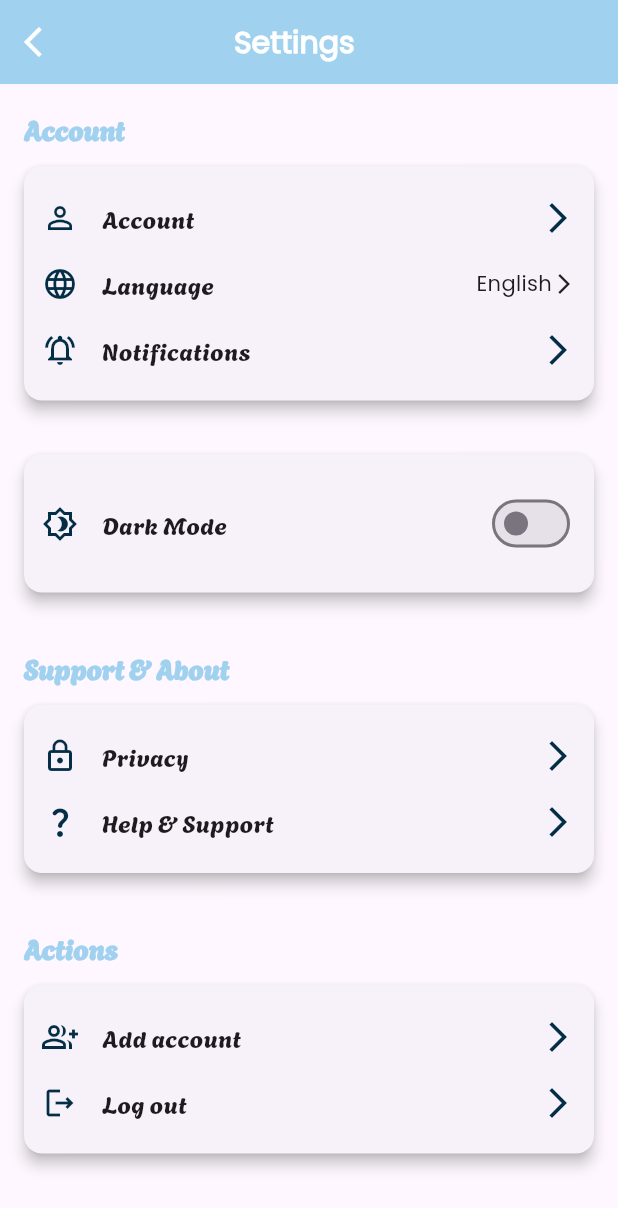
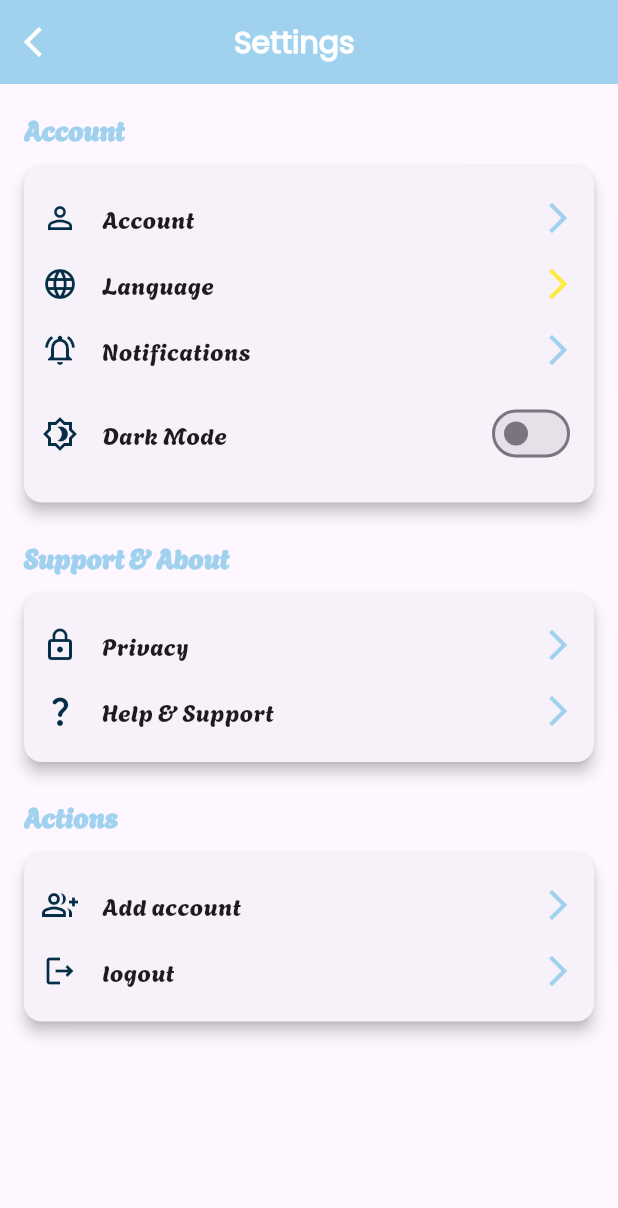
Before and after one commit to NOUUURR1/heart_guardian, a Flutter app: the SettingsScreen screen opened directly, on a phone screen of 412 x 824 dp. Shown: the top 1208 px of the screen. Run offline on Flutter 3.47's test engine with Material 3 defaults, Android fonts, the phone set to English and light mode, and no system bars; our stand-ins replace curved_navigation_bar, easy_localization, firebase_core, firebase_database, flutter_svg, google_fonts; accounts and stored records are empty; network calls fail; project files that could hold a hidden picture were left out.

Commit message:
Seventh comment

```diff
--- /dev/null
+++ b/devtools_options.yaml
@@ -0,0 +1,3 @@
+description: This file stores settings for Dart & Flutter DevTools.
+documentation: https://docs.flutter.dev/tools/devtools/extensions#configure-extension-enablement-states
+extensions:
--- a/lib/screen/settings_screen.dart
+++ b/lib/screen/settings_screen.dart
@@ -1,9 +1,14 @@
 import 'package:flutter/material.dart';
 import 'package:heart_guardian/core/theme_notifier.dart';
+import 'package:heart_guardian/settings/dark_mode_switch_item.dart';
+import 'package:heart_guardian/settings/help_support.dart';
+import 'package:heart_guardian/settings/language_selector.dart';
+import 'package:heart_guardian/settings/privacy_screen.dart';
 import 'package:heart_guardian/widgets/settings_card.dart';
 import 'package:heart_guardian/widgets/settings_item.dart';
 import 'package:heart_guardian/widgets/settings_section_title.dart';
 import 'package:provider/provider.dart';
+import 'package:easy_localization/easy_localization.dart';
 
 class SettingsScreen extends StatelessWidget {
   const SettingsScreen({super.key});
@@ -20,9 +25,9 @@ class SettingsScreen extends StatelessWidget {
           },
         ),
         titleSpacing: 100,
-        title: const Text(
-          'Settings',
-          style: TextStyle(
+        title: Text(
+          'settings'.tr(),
+          style: const TextStyle(
             fontWeight: FontWeight.bold,
             fontSize: 20,
             color: Colors.white,
@@ -42,67 +47,66 @@ class SettingsScreen extends StatelessWidget {
             child: Column(
               crossAxisAlignment: CrossAxisAlignment.start,
               children: [
-                const SettingsSectionTitle(title: 'Account'),
-                const SettingsCard(
+                SettingsSectionTitle(title: 'account'.tr()),
+                SettingsCard(
                   children: [
-                    SettingsItem(icon: Icons.person_outline, title: 'Account'),
                     SettingsItem(
-                      icon: Icons.language_outlined,
-                      title: 'Language',
-                      trailing: Row(
-                        mainAxisSize: MainAxisSize.min,
-                        children: [
-                          Text('English'),
-                          Icon(Icons.arrow_forward_ios, size: 16),
-                        ],
-                      ),
+                      icon: Icons.person_outline,
+                      title: 'account'.tr(),
+                    ),
+                    const LanguageSelector(),
+
+                    SettingsItem(
+                      icon: Icons.notifications_active_outlined,
+                      title: 'notifications'.tr(),
+                    ),
+                    const DarkModeSwitchItem(),
+                  ],
+                ),
+                const SizedBox(height: 10.0),
+                SettingsSectionTitle(title: 'support_about'.tr()),
+                SettingsCard(
+                  children: [
+                    SettingsItem(
+                      icon: Icons.lock_outline,
+                      title: 'privacy'.tr(),
+
+                      onTap: () {
+                        Navigator.push(
+                          context,
+                          MaterialPageRoute(
+                            builder: (context) => const PrivacyScreen(),
+                          ),
+                        );
+                      },
                     ),
                     SettingsItem(
-                      icon: Icons.notifications_active_outlined,
-                      title: 'Notifications',
+                      icon: Icons.question_mark_rounded,
+                      title: 'help_support'.tr(),
+
+                      onTap: () {
+                        Navigator.push(
+                          context,
+                          MaterialPageRoute(
+                            builder: (context) => const HelpSupportScreen(),
+                          ),
+                        );
+                      },
                     ),
                   ],
                 ),
-                // الكارد الخاص بالدارك مود منفصل عشان نقدر نربط الـ Switch بالـ Provider
-                const SizedBox(height: 12),
-                Consumer<ThemeNotifier>(
-                  builder: (context, themeNotifier, child) {
-                    return SettingsCard(
-                      children: [
-                        SettingsItem(
-                          icon: Icons.brightness_4_outlined,
-                          title: 'Dark Mode',
-                          trailing: Switch(
-                            value: themeNotifier.isDarkMode,
-                            onChanged: (value) {
-                              themeNotifier.toggleTheme();
-                            },
-                          ),
-                        ),
-                      ],
-                    );
-                  },
-                ),
-                const SizedBox(height: 24.0),
-                const SettingsSectionTitle(title: 'Support & About'),
-                const SettingsCard(
-                  children: [
-                    SettingsItem(icon: Icons.lock_outline, title: 'Privacy'),
-                    SettingsItem(
-                      icon: Icons.question_mark_rounded,
-                      title: 'Help & Support',
-                    ),
-                  ],
-                ),
-                const SizedBox(height: 24.0),
-                const SettingsSectionTitle(title: 'Actions'),
-                const SettingsCard(
+                const SizedBox(height: 10.0),
+                SettingsSectionTitle(title: 'actions'.tr()),
+                SettingsCard(
                   children: [
                     SettingsItem(
                       icon: Icons.group_add_outlined,
-                      title: 'Add account',
+                      title: 'add_account'.tr(),
                     ),
-                    SettingsItem(icon: Icons.logout_outlined, title: 'Log out'),
+                    SettingsItem(
+                      icon: Icons.logout_outlined,
+                      title: 'logout'.tr(),
+                    ),
                   ],
                 ),
               ],
--- a/lib/screen/signup_view.dart
+++ b/lib/screen/signup_view.dart
@@ -257,6 +257,10 @@ class _SignUpViewState extends State<SignUpView> {
                             },
                             child: const Text(
                               "Already have an account? Sign in",
+                              style: TextStyle(
+                                color: Color(0xFF848383),
+                                fontWeight: FontWeight.bold,
+                              ),
                             ),
                           ),
                         ],
--- /dev/null
+++ b/lib/settings/dark_mode_switch_item.dart
@@ -0,0 +1,22 @@
+import 'package:flutter/material.dart';
+import 'package:provider/provider.dart';
+import 'package:heart_guardian/core/theme_notifier.dart';
+import '../widgets/settings_item.dart';
+
+class DarkModeSwitchItem extends StatelessWidget {
+  const DarkModeSwitchItem({super.key});
+  @override
+  Widget build(BuildContext context) {
+    final themeNotifier = Provider.of<ThemeNotifier>(context);
+    return SettingsItem(
+      icon: Icons.brightness_4_outlined,
+      title: 'Dark Mode',
+      trailing: Switch(
+        value: themeNotifier.isDarkMode,
+        onChanged: (value) {
+          themeNotifier.toggleTheme();
+        },
+      ),
+    );
+  }
+}
--- /dev/null
+++ b/lib/settings/language_selector.dart
@@ -0,0 +1,27 @@
+import 'package:flutter/material.dart';
+import 'package:easy_localization/easy_localization.dart';
+import 'package:heart_guardian/widgets/settings_item.dart';
+
+class LanguageSelector extends StatelessWidget {
+  const LanguageSelector({super.key});
+
+  @override
+  Widget build(BuildContext context) {
+    // نجيب اللغة الحالية
+    final currentLocale = context.locale;
+
+    return SettingsItem(
+      icon: Icons.language,
+      title: 'language'.tr(),
+      trailing: Icon(Icons.arrow_forward_ios, color: Colors.yellow),
+      onTap: () {
+        // نبدّل اللغة لما يضغط
+        if (currentLocale.languageCode == 'en') {
+          context.setLocale(const Locale('ar'));
+        } else {
+          context.setLocale(const Locale('en'));
+        }
+      },
+    );
+  }
+}
--- a/lib/widgets/article_list_widget.dart
+++ b/lib/widgets/article_list_widget.dart
@@ -101,7 +101,6 @@ class ArticleListWidget extends StatelessWidget {
                       ),
                       const SizedBox(height: 6),
 
-                      // أيقونات العناوين
                       Row(
                         mainAxisAlignment: MainAxisAlignment.spaceBetween,
                         children: [
--- a/lib/widgets/settings_item.dart
+++ b/lib/widgets/settings_item.dart
@@ -34,7 +34,7 @@ class SettingsItem extends StatelessWidget {
             if (trailing != null)
               trailing!
             else if (title != 'Dark Mode')
-              const Icon(Icons.arrow_forward_ios, color: Color(0XFF042D46)),
+              const Icon(Icons.arrow_forward_ios, color: Color(0xFFA0D1EF)),
           ],
         ),
       ),
--- a/pubspec.yaml
+++ b/pubspec.yaml
@@ -43,6 +43,7 @@ dependencies:
   url_launcher: ^6.3.1
   google_fonts: ^6.2.1
   provider: ^6.1.5
+  easy_localization: ^3.0.7+1
 
 dev_dependencies:
   flutter_test:
@@ -70,6 +71,7 @@ flutter:
   assets:
     - assets/Images/
     - assets/icons/
+    - assets/translations/
 
   # An image asset can refer to one or more resolution-specific "variants", see
   # https://flutter.dev/to/resolution-aware-images
```
Also changed, not shown: assets/translations/ar.json (added, +15 -0 lines), assets/translations/en.json (added, +15 -0 lines), lib/main.dart (+15 -4 lines), lib/screen/login_view.dart (+8 -2 lines), lib/settings/help_support.dart (added, +142 -0 lines), lib/settings/privacy_screen.dart (added, +119 -0 lines), assets/icons/whatsapp.svg (added), pubspec.lock, 1 other file.
